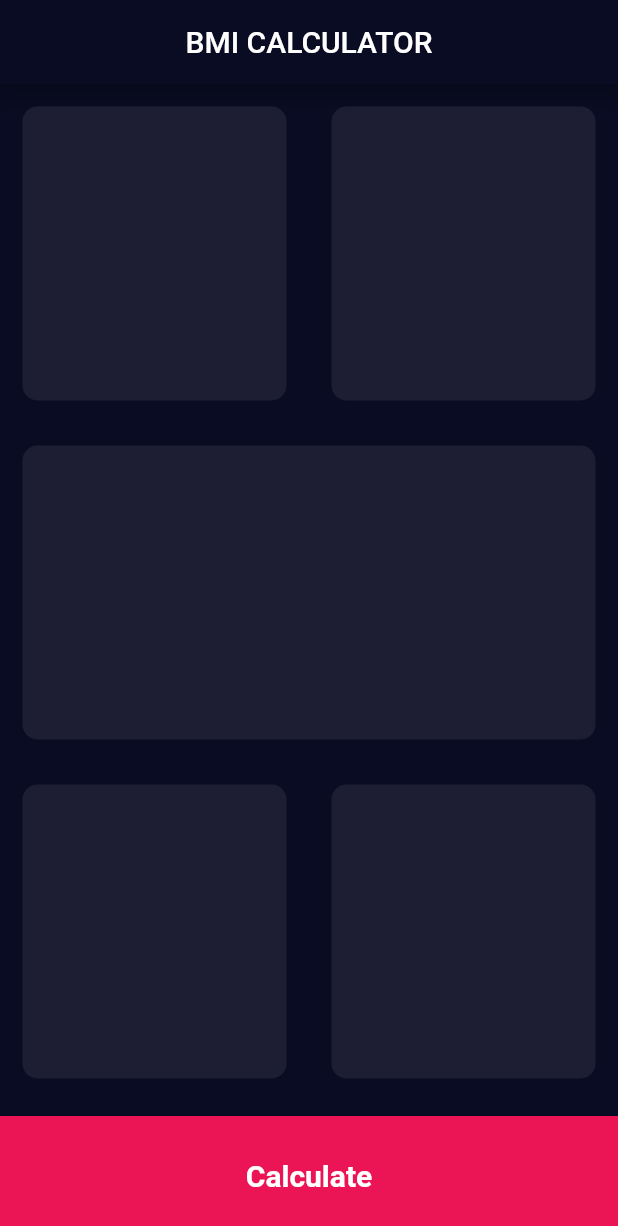
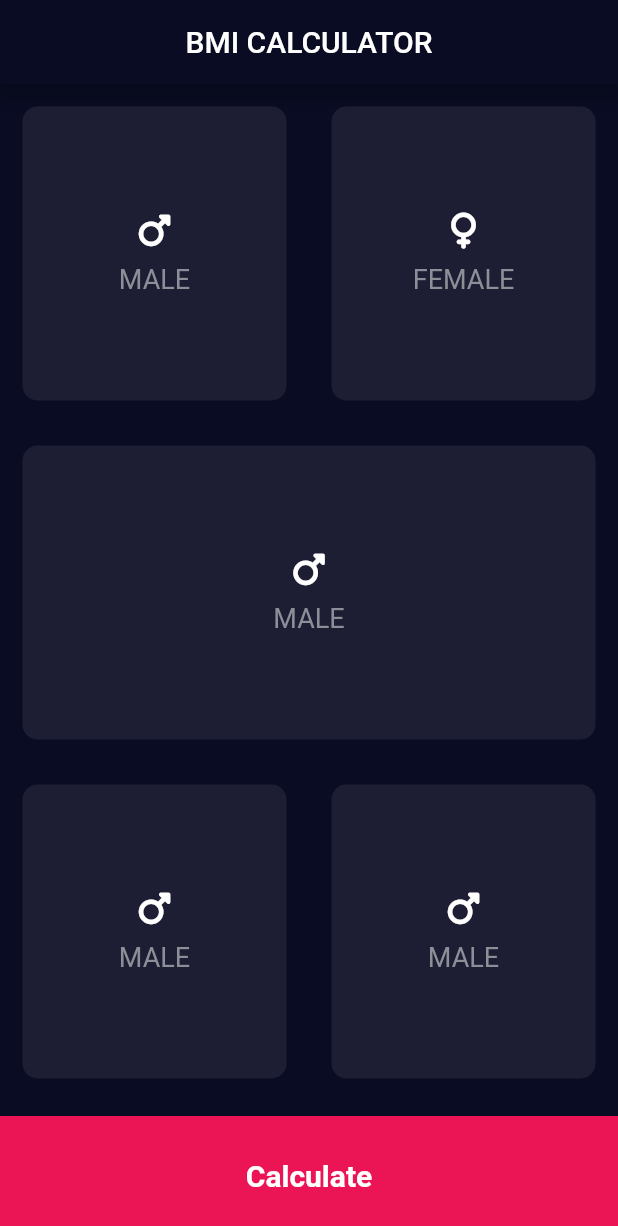
Before and after one commit to NdegwaJulius/BMI-Calculator, a Flutter app: the screen it shows after launch, on a phone screen of 412 x 824 dp. Shown: the top 1226 px of the screen. Run offline on Flutter 3.47's test engine with Material 2 defaults, Android fonts, the phone set to English and light mode, and no system bars; our stand-ins replace font_awesome_flutter, google_fonts.

Commit message:
creating custom widgets  for reuse

```diff
--- /dev/null
+++ b/lib/IconContentWidget.dart
@@ -0,0 +1,22 @@
+import 'package:flutter/material.dart';
+import 'package:flutter/cupertino.dart';
+import 'package:font_awesome_flutter/font_awesome_flutter.dart';
+
+class IconContentWidget extends StatelessWidget {
+   const IconContentWidget({
+     required this.icon, required this.label,
+  }) ;
+final IconData icon;
+final String label;
+  @override
+  Widget build(BuildContext context) {
+    return Column(
+      mainAxisAlignment: MainAxisAlignment.center,
+      children:  <Widget>[
+        Icon(icon),
+        SizedBox(height: 10.0,),
+        Text(style: TextStyle(fontSize: 18.0,color: Color(0xFF8D8E98),),label,),
+      ],
+    );
+  }
+}
--- a/lib/ReusableCard.dart
+++ b/lib/ReusableCard.dart
@@ -2,13 +2,15 @@ import 'package:flutter/material.dart';
 class ReusableCard extends StatelessWidget {
 //stateless widgets are immutable
 
-  ReusableCard({required this.colour});
+   ReusableCard({ required this.cardChild, required this.colour});
    final Color colour;
+   final Widget cardChild;
 //the final keyword
   @override
   Widget build(BuildContext context) {
     return Container(
-      margin: EdgeInsets.all(15.0),
+      child: cardChild,
+      margin:  EdgeInsets.all(15.0),
       decoration: BoxDecoration(
           borderRadius: BorderRadius.circular(10.0),
           color: colour,
--- a/lib/input_page.dart
+++ b/lib/input_page.dart
@@ -1,5 +1,7 @@
+import 'package:bmi_calculator/IconContentWidget.dart';
 import 'package:flutter/cupertino.dart';
 import 'package:flutter/material.dart';
+import 'package:font_awesome_flutter/font_awesome_flutter.dart';
 
 import 'ReusableCard.dart';
 const bottomContainerHeight = 80.0;
@@ -29,8 +31,10 @@ class _InputPageState extends State<InputPage> {
          Expanded(
            child: Row(
              children: <Widget>[
-               Expanded(child: ReusableCard(colour: themeColor),),
-              Expanded(child: ReusableCard(colour: themeColor),),
+               Expanded(child: ReusableCard(colour: themeColor,
+                 cardChild: IconContentWidget(icon: FontAwesomeIcons.mars,label:'MALE' ,),),),
+              Expanded(child: ReusableCard(colour: themeColor,
+                cardChild: IconContentWidget(icon: FontAwesomeIcons.venus,label: 'FEMALE',),),),
 
              ],
            ),
@@ -38,7 +42,7 @@ class _InputPageState extends State<InputPage> {
           Expanded(
             child: Row(
               children: <Widget>[
-                Expanded(child:ReusableCard(colour: themeColor,),),
+                Expanded(child:ReusableCard(colour: themeColor, cardChild: IconContentWidget(icon: FontAwesomeIcons.mars,label:'MALE' ,),),),
 
               ],
             ),
@@ -46,8 +50,8 @@ class _InputPageState extends State<InputPage> {
           Expanded(
             child: Row(
               children: <Widget>[
-                Expanded(child: ReusableCard(colour: themeColor),),
-                Expanded(child: ReusableCard(colour: themeColor),),
+                Expanded(child: ReusableCard(colour: themeColor, cardChild: IconContentWidget(icon: FontAwesomeIcons.mars,label:'MALE' ,),),),
+                Expanded(child: ReusableCard(colour: themeColor, cardChild: IconContentWidget(icon: FontAwesomeIcons.mars,label:'MALE' ,),),),
 
               ],
             ),
--- a/pubspec.yaml
+++ b/pubspec.yaml
@@ -35,6 +35,7 @@ dependencies:
   # Use with the CupertinoIcons class for iOS style icons.
   cupertino_icons: ^1.0.2
   google_fonts: ^3.0.1
+  font_awesome_flutter: ^10.1.0
 
 dev_dependencies:
   flutter_test:
```
Also changed, not shown: pubspec.lock.
